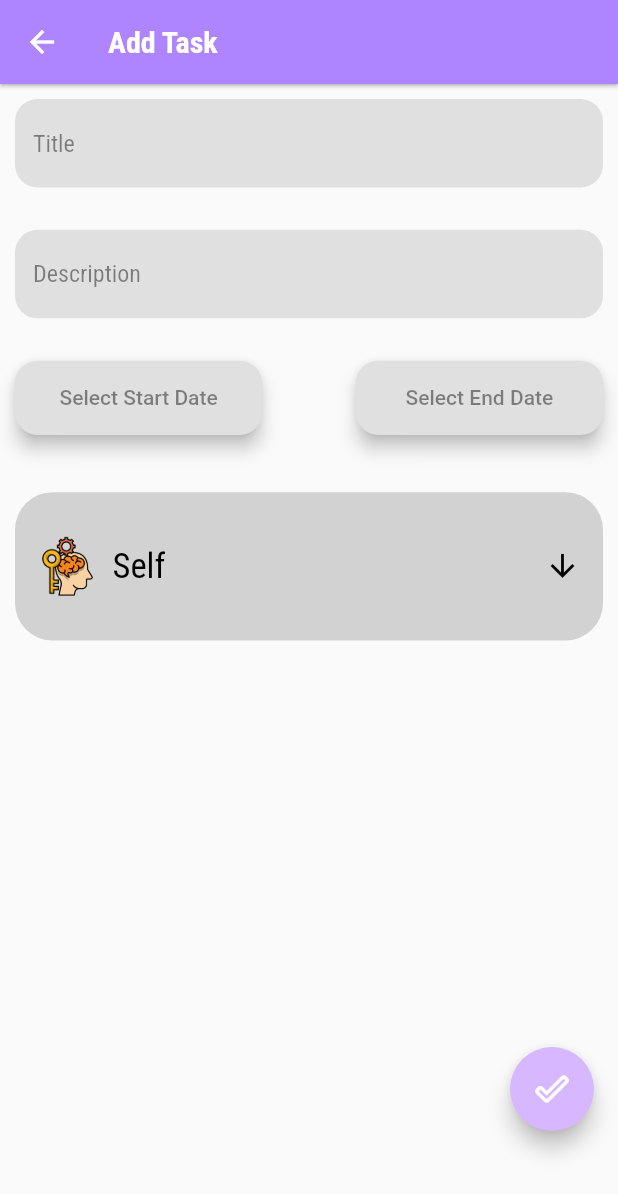
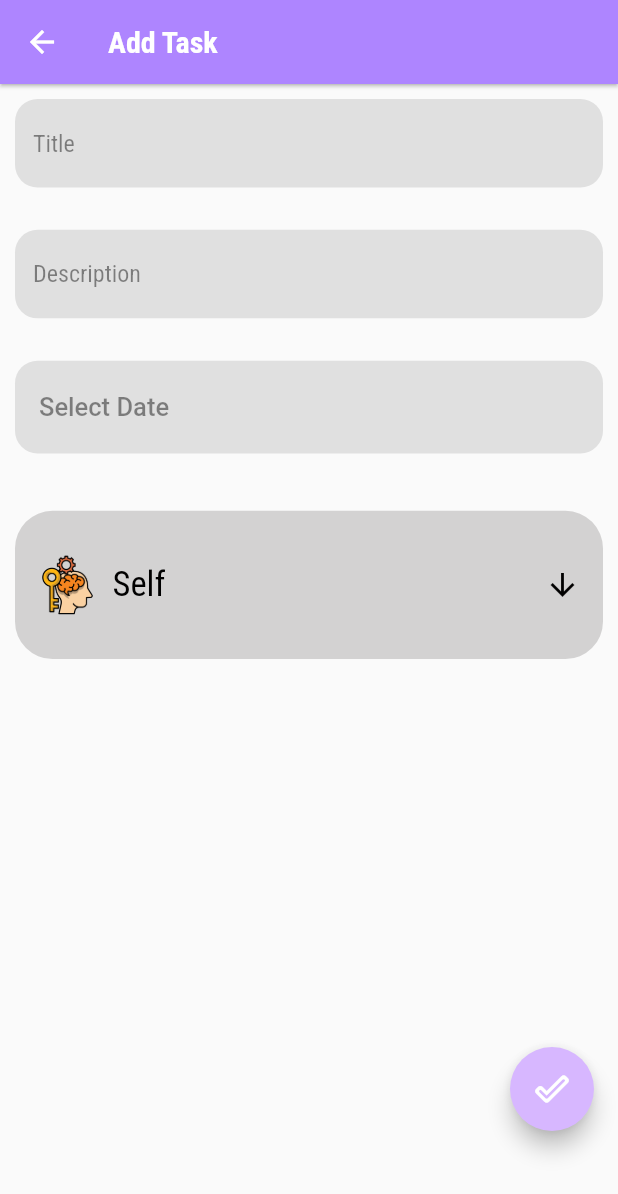
Before and after one commit to yuvraj0028/flutter-task-manager-and-notes-app, a Flutter app: the AddTask screen opened by its route, on a phone screen of 412 x 824 dp. Shown: the top 1194 px of the screen. Run offline on Flutter 3.47's test engine with Material 2 defaults, Android fonts, the light colour scheme and no system bars; our stand-ins replace awesome_dialog, card_swiper, device_info_plus, flutter_local_notifications, google_fonts, percent_indicator and 2 more; accounts and stored records are empty.

Commit message:
bug fixes

```diff
--- a/lib/helper/db_helper.dart
+++ b/lib/helper/db_helper.dart
@@ -11,8 +11,9 @@ class DBHelper {
       return db.execute('''
            CREATE TABLE USERTASK (
            id varchar(255),
-           title varchar(255),desc varchar(255),
-           stDate varchar(255),edDate varchar(255),
+           title varchar(255),
+           desc varchar(255),
+           stDate varchar(255),
            image varchar(255),
            isDone int);
            ''');
--- a/lib/models/user_task.dart
+++ b/lib/models/user_task.dart
@@ -3,7 +3,6 @@ class UserTask {
   final String title;
   String? description;
   DateTime? startingDate;
-  DateTime? endingDate;
   final String imagePath;
   bool isDone;
 
@@ -11,8 +10,7 @@ class UserTask {
     this.id,
     this.title,
     this.description,
-    this.startingDate,
-    this.endingDate, {
+    this.startingDate, {
     this.imagePath = 'assets/images/self.png',
     this.isDone = false,
   });
--- a/lib/providers/tasks_provider.dart
+++ b/lib/providers/tasks_provider.dart
@@ -32,7 +32,6 @@ class TasksProvider extends ChangeNotifier {
     String title,
     String? desc,
     DateTime? startingDate,
-    DateTime? endingDate,
     String groupKey,
     DateTime date,
   ) {
@@ -41,7 +40,6 @@ class TasksProvider extends ChangeNotifier {
       title,
       desc,
       startingDate,
-      endingDate,
       imagePath: _taskGroup[groupKey]!,
     );
     _userTaskList.insert(
@@ -55,9 +53,6 @@ class TasksProvider extends ChangeNotifier {
       'desc': newUserTask.description ?? '',
       'stDate': newUserTask.startingDate != null
           ? newUserTask.startingDate.toString()
-          : '',
-      'edDate': newUserTask.endingDate != null
-          ? newUserTask.endingDate.toString()
           : '',
       'image': newUserTask.imagePath,
       'isDone': 0,
@@ -115,7 +110,6 @@ class TasksProvider extends ChangeNotifier {
             item['title'],
             item['desc'] == '' ? null : item['desc'],
             item['stDate'] == '' ? null : DateTime.tryParse(item['stDate']),
-            item['edDate'] == '' ? null : DateTime.tryParse(item['edDate']),
             imagePath: item['image'],
             isDone: item['isDone'] == 0 ? false : true,
           ),
--- a/lib/screens/tasks/add_task_screen.dart
+++ b/lib/screens/tasks/add_task_screen.dart
@@ -17,8 +17,6 @@ class AddTask extends StatefulWidget {
 
 class _AddTaskState extends State<AddTask> {
   DateTime? startDate;
-
-  DateTime? endDate;
 
   final titleText = TextEditingController();
 
@@ -73,13 +71,10 @@ class _AddTaskState extends State<AddTask> {
             customHeight(context),
             Padding(
               padding: const EdgeInsets.all(10),
-              child: Row(
-                mainAxisAlignment: MainAxisAlignment.spaceBetween,
-                children: [
-                  dateButtonDecoration(
+              child: dateButtonDecoration(
                   ElevatedButton(
                     style: ElevatedButton.styleFrom(
-                          elevation: 5,
+                      elevation: 0,
                       foregroundColor:
                           startDate == null ? Colors.black45 : Colors.white,
                       backgroundColor: startDate == null
@@ -94,40 +89,22 @@ class _AddTaskState extends State<AddTask> {
                     onPressed: () {
                       _selectStartDate();
                     },
+                    child: Align(
+                      alignment: Alignment.centerLeft,
                       child: startDate == null
-                            ? const Text('Select Start Date')
+                          ? Text(
+                              'Select Date',
+                              style: TextStyle(
+                                  fontSize: mediaQuery.textScaleFactor * 17),
+                            )
                           : Text(
-                                DateFormat('dd/MM/yy').format(startDate!),
+                              DateFormat.MMMMd('en_US').format(startDate!),
+                              style: TextStyle(
+                                  fontSize: mediaQuery.textScaleFactor * 17),
+                            ),
                     ),
                   ),
                   context),
-                  dateButtonDecoration(
-                      ElevatedButton(
-                        style: ElevatedButton.styleFrom(
-                          elevation: 5,
-                          foregroundColor:
-                              endDate == null ? Colors.black45 : Colors.white,
-                          backgroundColor: endDate == null
-                              ? Colors.grey[300]
-                              : Theme.of(context).colorScheme.primary,
-                          shape: const RoundedRectangleBorder(
-                            borderRadius: BorderRadius.all(
-                              Radius.circular(15),
-                            ),
-                          ),
-                        ),
-                        onPressed: () {
-                          _selectEndDate();
-                        },
-                        child: endDate == null
-                            ? const Text('Select End Date')
-                            : Text(
-                                DateFormat('dd/MM/yy').format(endDate!),
-                              ),
-                      ),
-                      context),
-                ],
-              ),
             ),
             customHeight(context),
             Column(
@@ -290,9 +267,7 @@ class _AddTaskState extends State<AddTask> {
         child: FloatingActionButton(
           onPressed: () {
             _submitData(context);
-            if (titleText.text.trim().isNotEmpty &&
-                endDate != null &&
-                startDate != null) {
+            if (titleText.text.trim().isNotEmpty && startDate != null) {
               final String id =
                   _date.toString().substring(20, _date.toString().length);
 
@@ -344,8 +319,8 @@ class _AddTaskState extends State<AddTask> {
     final isLandscape =
         MediaQuery.of(context).orientation == Orientation.landscape;
     return SizedBox(
-      width: size.width * 0.4,
-      height: isLandscape ? size.width * 0.06 : size.height * 0.06,
+      width: double.infinity,
+      height: isLandscape ? size.width * 0.06 : size.height * 0.075,
       child: button,
     );
   }
@@ -362,22 +337,6 @@ class _AddTaskState extends State<AddTask> {
       }
       setState(() {
         startDate = pickedDate;
-      });
-    });
-  }
-
-  void _selectEndDate() {
-    showDatePicker(
-      context: context,
-      initialDate: DateTime.now(),
-      firstDate: DateTime(2020),
-      lastDate: DateTime(2030),
-    ).then((pickedDate) {
-      if (pickedDate == null) {
-        return;
-      }
-      setState(() {
-        endDate = pickedDate;
       });
     });
   }
@@ -409,7 +368,6 @@ class _AddTaskState extends State<AddTask> {
       taskTitle,
       taskDesc,
       startDate,
-      endDate,
       dropDownValue.toLowerCase(),
       _date,
     );
--- a/lib/screens/user_add_screen.dart
+++ b/lib/screens/user_add_screen.dart
@@ -195,7 +195,7 @@ class _UserAddScreenState extends State<UserAddScreen> {
                     child: selectedImage.compareTo(profileImages[index]) == 0
                         ? Icon(
                             Icons.done,
-                            size: mediaQuery.size.width * 0.08,
+                            size: mediaQuery.size.height * 0.08,
                           )
                         : null),
                 onTap: (index) {
```
Also changed, not shown: lib/widget/notes_builder.dart (+7 -2 lines), lib/widget/task_builder.dart (+43 -53 lines). Lines whose indentation alone changed are shown as unchanged.
